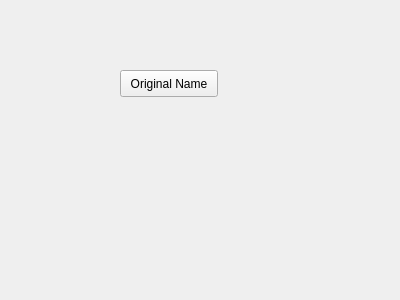
Before: the Qt Designer form catkin_ws/src/navigation/src/rqt_navigation/rqt_navigation.ui in spadma3/duck, drawn with Qt 5.
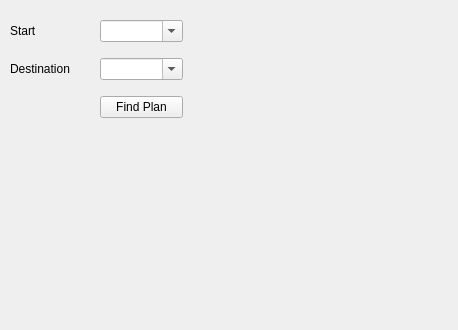
After: the same form once the commit is applied.

Commit message: New navigation GUI is working!

Diff of the .ui file:
```diff
--- a/catkin_ws/src/navigation/src/rqt_navigation/rqt_navigation.ui
+++ b/catkin_ws/src/navigation/src/rqt_navigation/rqt_navigation.ui
@@ -6,25 +6,62 @@
    <rect>
     <x>0</x>
     <y>0</y>
-    <width>400</width>
-    <height>300</height>
+    <width>458</width>
+    <height>330</height>
    </rect>
   </property>
   <property name="windowTitle">
    <string>Form</string>
   </property>
-  <widget class="QPushButton" name="Test">
+  <widget class="QWidget" name="gridLayoutWidget">
    <property name="geometry">
     <rect>
-     <x>120</x>
-     <y>70</y>
-     <width>98</width>
-     <height>27</height>
+     <x>10</x>
+     <y>10</y>
+     <width>173</width>
+     <height>118</height>
     </rect>
    </property>
-   <property name="text">
-    <string>Original Name</string>
-   </property>
+   <layout class="QGridLayout" name="gridLayout">
+    <item row="1" column="1">
+     <widget class="QComboBox" name="comboBoxDestination">
+      <property name="editable">
+       <bool>true</bool>
+      </property>
+     </widget>
+    </item>
+    <item row="0" column="1">
+     <widget class="QComboBox" name="comboBoxStart">
+      <property name="layoutDirection">
+       <enum>Qt::LeftToRight</enum>
+      </property>
+      <property name="editable">
+       <bool>true</bool>
+      </property>
+     </widget>
+    </item>
+    <item row="2" column="1">
+     <widget class="QPushButton" name="buttonFindPlan">
+      <property name="text">
+       <string>Find Plan</string>
+      </property>
+     </widget>
+    </item>
+    <item row="1" column="0">
+     <widget class="QLabel" name="labelDestination">
+      <property name="text">
+       <string>Destination</string>
+      </property>
+     </widget>
+    </item>
+    <item row="0" column="0">
+     <widget class="QLabel" name="labelStart">
+      <property name="text">
+       <string>Start</string>
+      </property>
+     </widget>
+    </item>
+   </layout>
   </widget>
  </widget>
  <resources/>
```
Left out of the diff: 2 changed lines with no effect on the pictures. The commit also changes 3 other files.
